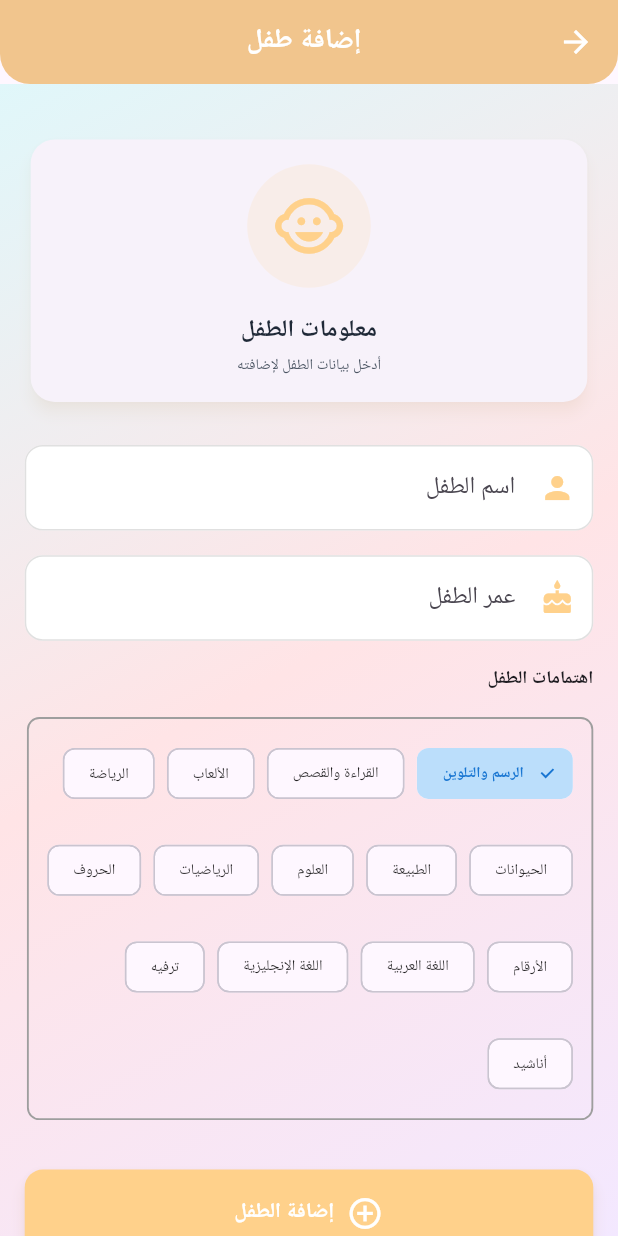
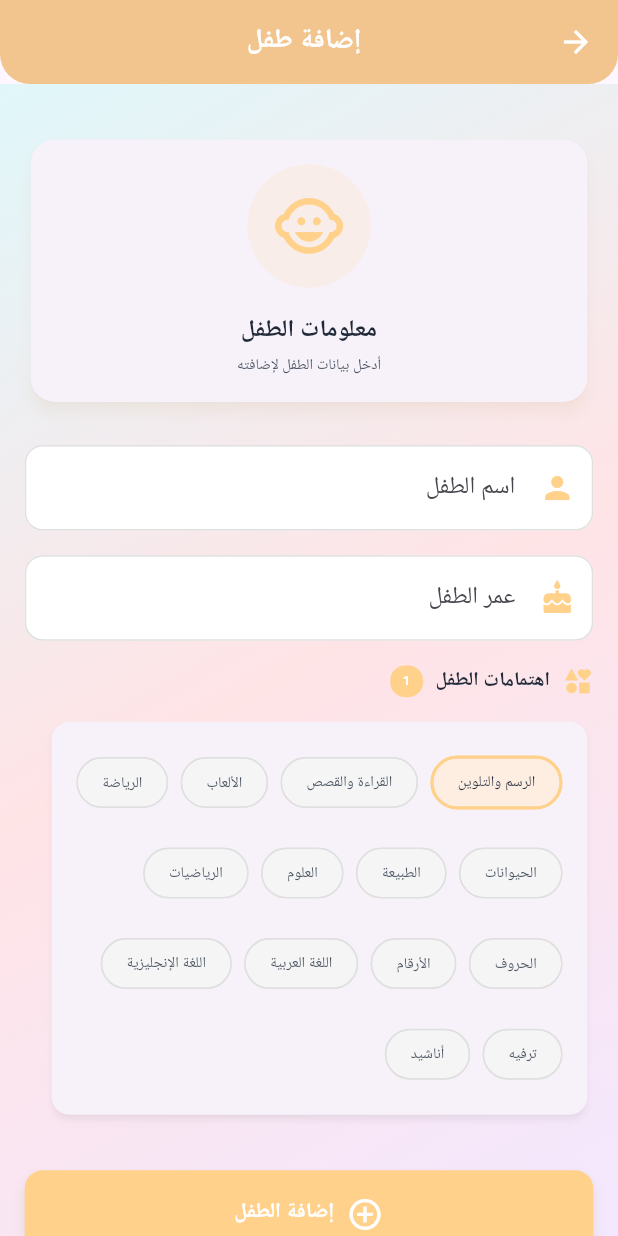
Before and after one commit to Saad0fi/la3bob, a Flutter app: the AddChildScreen screen opened by its route, after a tap on "الرسم والتلوين", on a phone screen of 412 x 824 dp. Run offline on Flutter 3.47's test engine with Material 3 defaults, Android fonts, the phone set to English and light mode, and no system bars; our stand-ins replace audioplayers, camera, dart_mappable, equatable, flutter_bloc, flutter_dotenv and 13 more; missing offline and left inert: google_mlkit_pose_detection, kiosk_mode, local_auth_android; accounts and stored records are empty; generated files the repository leaves out were written again.

Commit message:
fix ui intersets selector

```diff
--- a/lib/features/profiles/presentation/widgets/interests_selector.dart
+++ b/lib/features/profiles/presentation/widgets/interests_selector.dart
@@ -1,5 +1,6 @@
 import 'package:flutter/material.dart';
 import 'package:flutter_sizer/flutter_sizer.dart';
+import 'package:la3bob/core/comon/theme/app_color.dart';
 import 'package:la3bob/core/constants/interests.dart';
 
 class InterestsSelector extends StatefulWidget {
@@ -39,52 +40,91 @@ class _InterestsSelectorWidgetState extends State<InterestsSelector> {
   @override
   Widget build(BuildContext context) {
     return Column(
-      crossAxisAlignment: .start,
+      crossAxisAlignment: CrossAxisAlignment.start,
       children: [
+        Row(
+          children: [
+            Icon(Icons.interests, color: AppColors.accent, size: 5.w),
+            SizedBox(width: 2.w),
             Text(
               'اهتمامات الطفل',
-          style: TextStyle(fontSize: 12.dp, fontWeight: FontWeight.bold),
-          textDirection: TextDirection.rtl,
+              style: TextStyle(
+                fontSize: 13.dp,
+                fontWeight: FontWeight.bold,
+                color: AppColors.textPrimary,
               ),
-        SizedBox(height: 2.h),
+            ),
+            if (_localInterests.isNotEmpty) ...[
+              SizedBox(width: 2.w),
               Container(
-          padding: .all(3.w),
+                padding: EdgeInsets.symmetric(horizontal: 2.w, vertical: 0.5.h),
                 decoration: BoxDecoration(
-            border: Border.all(
-              color: _localInterests.isEmpty ? Colors.red : Colors.grey,
-              width: _localInterests.isEmpty ? 0.5.w : 0.3.w,
+                  color: AppColors.accent,
+                  borderRadius: BorderRadius.circular(10),
                 ),
-            borderRadius: .circular(2.w),
+                child: Text(
+                  '${_localInterests.length}',
+                  style: TextStyle(fontSize: 9.dp, color: Colors.white, fontWeight: FontWeight.bold),
                 ),
+              ),
+            ],
+          ],
+        ),
+        SizedBox(height: 1.5.h),
+        Card(
+          elevation: 2,
+          shadowColor: _localInterests.isEmpty ? Colors.red.withValues(alpha: .3) : Colors.grey.withValues(alpha: .2),
+          shape: RoundedRectangleBorder(
+            borderRadius: BorderRadius.circular(12),
+            side: BorderSide(
+              color: _localInterests.isEmpty ? Colors.red.shade300 : Colors.transparent,
+              width: 1,
+            ),
+          ),
+          child: Padding(
+            padding: EdgeInsets.all(4.w),
             child: Wrap(
               spacing: 2.w,
-            runSpacing: 2.h,
+              runSpacing: 1.5.h,
               textDirection: TextDirection.rtl,
               children: InterestsConstants.availableInterests.map((interest) {
                 final isSelected = _localInterests.contains(interest);
                 return FilterChip(
-                label: Text(interest, style: TextStyle(fontSize: 10.dp)),
+                  label: Text(interest),
                   selected: isSelected,
                   onSelected: (selected) => _toggleInterest(interest, selected),
-                selectedColor: Colors.blue.shade100,
-                checkmarkColor: Colors.blue.shade700,
+                  selectedColor: AppColors.accent.withValues(alpha: .25),
+                  backgroundColor: Colors.grey.shade100,
+                  showCheckmark: false,
+                  shape: RoundedRectangleBorder(
+                    borderRadius: BorderRadius.circular(20),
+                    side: BorderSide(
+                      color: isSelected ? AppColors.accent : Colors.grey.shade300,
+                      width: isSelected ? 2 : 1,
+                    ),
+                  ),
                   labelStyle: TextStyle(
-                  color: isSelected ? Colors.blue.shade700 : Colors.black87,
-                  fontWeight: isSelected ? FontWeight.bold : FontWeight.normal,
+                    color: isSelected ? AppColors.textPrimary : AppColors.textSecondary,
                     fontSize: 10.dp,
                   ),
-                padding: .all(2.w),
+                  padding: EdgeInsets.symmetric(horizontal: 2.w, vertical: 1.w),
                 );
               }).toList(),
             ),
           ),
+        ),
         if (_localInterests.isEmpty)
           Padding(
-            padding: .all(2.w),
-            child: Text(
+            padding: EdgeInsets.only(top: 1.h, right: 2.w),
+            child: Row(
+              children: [
+                Icon(Icons.info_outline, color: Colors.red.shade400, size: 4.w),
+                SizedBox(width: 1.w),
+                Text(
                   'الرجاء اختيار اهتمام واحد على الأقل',
-              style: TextStyle(color: Colors.red.shade700, fontSize: 10.dp),
-              textDirection: TextDirection.rtl,
+                  style: TextStyle(color: Colors.red.shade600, fontSize: 10.dp),
+                ),
+              ],
             ),
           ),
       ],
```
Lines whose indentation alone changed are shown as unchanged.
